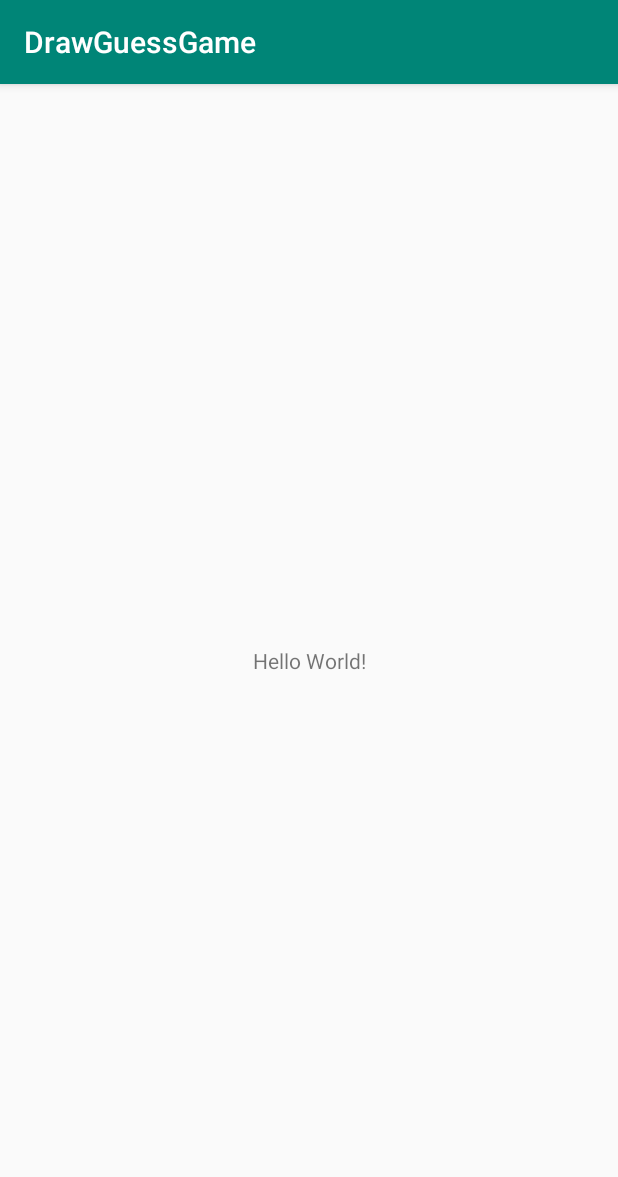
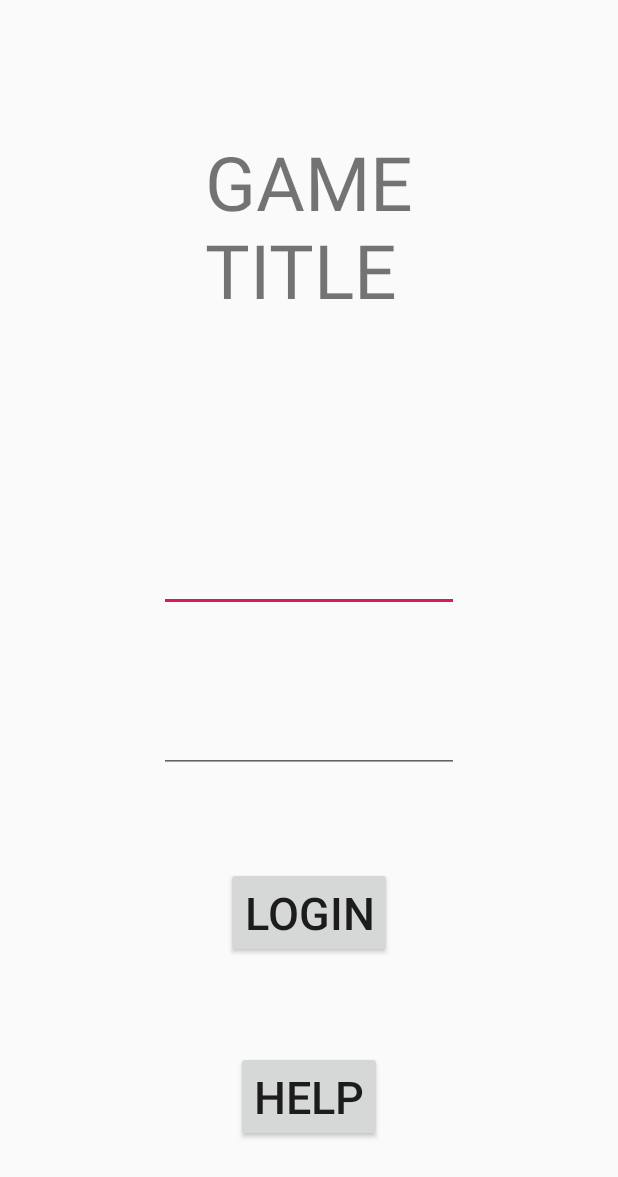
Before and after one commit to tree80208/DrawGuessGame, an Android app: the screen it shows after launch (MainActivity), on a phone screen of 412 x 824 dp. Shown: the top 1177 px of the screen. Run offline under Robolectric (Android 15) with nearby library versions, the phone set to English and light mode, and no system bars.

Commit message:
Added Title Screen

```diff
--- a/app/src/main/res/layout/activity_main.xml
+++ b/app/src/main/res/layout/activity_main.xml
@@ -7,12 +7,70 @@
     tools:context=".MainActivity">
 
     <TextView
+        android:id="@+id/screen1_title"
         android:layout_width="wrap_content"
         android:layout_height="wrap_content"
-        android:text="Hello World!"
-        app:layout_constraintBottom_toBottomOf="parent"
+        android:text="@string/game_title"
+        android:textSize="50dp"
+        app:layout_constraintBottom_toTopOf="@id/screen1_guideline"
         app:layout_constraintLeft_toLeftOf="parent"
         app:layout_constraintRight_toRightOf="parent"
         app:layout_constraintTop_toTopOf="parent" />
 
+    <androidx.constraintlayout.widget.Guideline
+        android:id="@+id/screen1_guideline"
+        android:layout_width="match_parent"
+        android:layout_height="match_parent"
+        android:orientation="horizontal"
+        app:layout_constraintGuide_begin="300dp" />
+
+
+    <EditText
+        android:id="@+id/screen1_edit_text_id"
+        android:layout_width="200dp"
+        android:layout_height="wrap_content"
+
+        app:layout_constraintTop_toBottomOf="@id/screen1_guideline"
+        app:layout_constraintLeft_toLeftOf="parent"
+        app:layout_constraintRight_toRightOf="parent"
+        app:layout_constraintBottom_toTopOf="@id/screen1_edit_text_pwd" />
+
+    <EditText
+        android:id="@+id/screen1_edit_text_pwd"
+        android:layout_width="200dp"
+        android:layout_height="wrap_content"
+
+        app:layout_constraintTop_toBottomOf="@id/screen1_edit_text_id"
+        app:layout_constraintLeft_toLeftOf="parent"
+        app:layout_constraintRight_toRightOf="parent"
+        app:layout_constraintBottom_toTopOf="@id/screen1_button_login"
+
+        />
+    <Button
+        android:id="@+id/screen1_button_login"
+        android:layout_width="wrap_content"
+        android:layout_height="wrap_content"
+        android:text="login"
+        android:textSize="30dp"
+
+
+        app:layout_constraintTop_toBottomOf="@id/screen1_edit_text_pwd"
+        app:layout_constraintLeft_toLeftOf="parent"
+        app:layout_constraintRight_toRightOf="parent"
+        app:layout_constraintBottom_toTopOf="@id/screen1_button_help"
+
+        />
+
+    <Button
+        android:id="@+id/screen1_button_help"
+        android:layout_width="wrap_content"
+        android:layout_height="wrap_content"
+        android:text="@string/button_help"
+        android:textSize="30dp"
+
+        app:layout_constraintTop_toBottomOf="@id/screen1_button_login"
+        app:layout_constraintLeft_toLeftOf="parent"
+        app:layout_constraintRight_toRightOf="parent"
+        app:layout_constraintBottom_toBottomOf="parent"
+        />
 </androidx.constraintlayout.widget.ConstraintLayout>
--- a/app/src/main/res/values/strings.xml
+++ b/app/src/main/res/values/strings.xml
@@ -1,3 +1,5 @@
 <resources>
     <string name="app_name">DrawGuessGame</string>
+    <string name="game_title">GAME\nTITLE</string>
+    <string name="button_help">Help</string>
 </resources>
--- a/app/src/main/res/values/styles.xml
+++ b/app/src/main/res/values/styles.xml
@@ -6,6 +6,7 @@
         <item name="colorPrimary">@color/colorPrimary</item>
         <item name="colorPrimaryDark">@color/colorPrimaryDark</item>
         <item name="colorAccent">@color/colorAccent</item>
+        <item name="windowNoTitle">true</item>
     </style>
 
 </resources>
```
